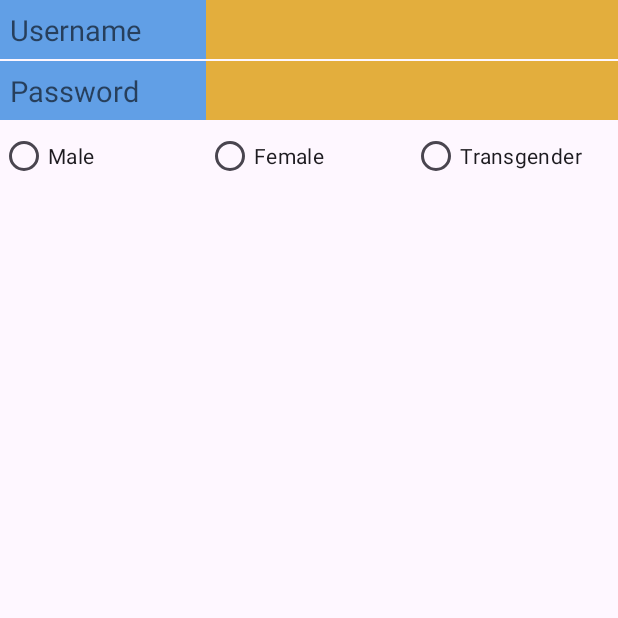
After one commit to SagarKhatri24/EcommerceOn, an Android app: the HomeActivity screen opened directly, with no data from a screen before it, on a phone screen of 412 x 824 dp, the top half of it. The commit adds this screen. Run offline under Robolectric (Android 15) with nearby library versions, the phone set to English and light mode, and no system bars; our stand-ins replace sdp/ssp sizes; Roboto replaces fonts that are not available here; 2 statements that could not run were skipped.

Commit message:
Home Page

```diff
--- a/app/src/main/AndroidManifest.xml
+++ b/app/src/main/AndroidManifest.xml
@@ -13,6 +13,9 @@
         android:theme="@style/Theme.EcommerceOn"
         tools:targetApi="31">
         <activity
+            android:name=".HomeActivity"
+            android:exported="false" />
+        <activity
             android:name=".MainActivity"
             android:exported="true">
             <intent-filter>
@@ -21,6 +24,7 @@
                 <category android:name="android.intent.category.LAUNCHER" />
             </intent-filter>
         </activity>
+
         <meta-data
             android:name="preloaded_fonts"
             android:resource="@array/preloaded_fonts" />
--- /dev/null
+++ b/app/src/main/java/ecommerce/on/HomeActivity.java
@@ -0,0 +1,65 @@
+package ecommerce.on;
+
+import android.os.Bundle;
+import android.view.View;
+import android.widget.RadioButton;
+import android.widget.RadioGroup;
+import android.widget.TextView;
+import android.widget.Toast;
+
+import androidx.activity.EdgeToEdge;
+import androidx.appcompat.app.AppCompatActivity;
+import androidx.core.graphics.Insets;
+import androidx.core.view.ViewCompat;
+import androidx.core.view.WindowInsetsCompat;
+
+public class HomeActivity extends AppCompatActivity {
+
+    TextView username,password;
+
+    //RadioButton male,female;
+    RadioGroup radioGroup;
+
+    @Override
+    protected void onCreate(Bundle savedInstanceState) {
+        super.onCreate(savedInstanceState);
+        setContentView(R.layout.activity_home);
+
+        username = findViewById(R.id.home_username);
+        password = findViewById(R.id.home_password);
+
+        /*username.setText(MainActivity.username.getText().toString());
+        password.setText(MainActivity.password.getText().toString());*/
+
+        Bundle bundle = getIntent().getExtras();
+        username.setText(bundle.getString("USERNAME"));
+        password.setText(bundle.getString("PASSWORD"));
+
+        /*male = findViewById(R.id.home_male);
+        female = findViewById(R.id.home_female);
+
+        male.setOnClickListener(new View.OnClickListener() {
+            @Override
+            public void onClick(View view) {
+                Toast.makeText(HomeActivity.this, male.getText().toString(), Toast.LENGTH_SHORT).show();
+            }
+        });
+
+        female.setOnClickListener(new View.OnClickListener() {
+            @Override
+            public void onClick(View view) {
+                Toast.makeText(HomeActivity.this, female.getText().toString(), Toast.LENGTH_SHORT).show();
+            }
+        });*/
+
+        radioGroup = findViewById(R.id.home_gender);
+        radioGroup.setOnCheckedChangeListener(new RadioGroup.OnCheckedChangeListener() {
+            @Override
+            public void onCheckedChanged(RadioGroup radioGroup, int i) {
+                RadioButton radioButton = findViewById(i);
+                Toast.makeText(HomeActivity.this, radioButton.getText().toString(), Toast.LENGTH_SHORT).show();
+            }
+        });
+
+    }
+}
--- /dev/null
+++ b/app/src/main/res/layout/activity_home.xml
@@ -0,0 +1,78 @@
+<?xml version="1.0" encoding="utf-8"?>
+<LinearLayout xmlns:android="http://schemas.android.com/apk/res/android"
+    xmlns:app="http://schemas.android.com/apk/res-auto"
+    xmlns:tools="http://schemas.android.com/tools"
+    android:id="@+id/main"
+    android:layout_width="match_parent"
+    android:layout_height="match_parent"
+    android:orientation="vertical"
+    tools:context=".HomeActivity">
+
+    <LinearLayout
+        android:layout_width="match_parent"
+        android:layout_height="wrap_content"
+        android:weightSum="3">
+
+        <TextView
+            style="@style/text_15_match"
+            android:layout_weight="2"
+            android:background="@color/blue"
+            android:text="Username" />
+
+        <TextView
+            android:id="@+id/home_username"
+            style="@style/text_15_match"
+            android:layout_weight="1"
+            android:background="@color/yellow" />
+
+    </LinearLayout>
+
+    <LinearLayout
+        android:layout_width="match_parent"
+        android:layout_height="wrap_content"
+        android:layout_marginTop="@dimen/_1sdp">
+
+        <TextView
+            style="@style/text_15_match"
+            android:layout_weight="2"
+            android:background="@color/blue"
+            android:text="Password" />
+
+        <TextView
+            android:id="@+id/home_password"
+            style="@style/text_15_match"
+            android:layout_weight="1"
+            android:background="@color/yellow" />
+
+    </LinearLayout>
+
+    <RadioGroup
+        android:id="@+id/home_gender"
+        android:layout_width="match_parent"
+        android:layout_height="wrap_content"
+        android:orientation="horizontal">
+
+        <RadioButton
+            android:id="@+id/home_male"
+            android:layout_width="match_parent"
+            android:layout_height="wrap_content"
+            android:layout_weight="1"
+            android:text="Male" />
+
+        <RadioButton
+            android:id="@+id/home_female"
+            android:layout_width="match_parent"
+            android:layout_height="wrap_content"
+            android:layout_weight="1"
+            android:text="Female" />
+
+        <RadioButton
+            android:id="@+id/home_transgender"
+            android:layout_width="match_parent"
+            android:layout_height="wrap_content"
+            android:layout_weight="1"
+            android:text="Transgender" />
+
+    </RadioGroup>
+
+</LinearLayout>
--- a/app/src/main/res/layout/activity_main.xml
+++ b/app/src/main/res/layout/activity_main.xml
@@ -17,10 +17,12 @@
         android:src="@mipmap/ic_launcher" />
 
     <EditText
+        android:id="@+id/main_username"
         style="@style/edit_15"
         android:hint="Username" />
 
     <EditText
+        android:id="@+id/main_password"
         style="@style/edit_15"
         android:layout_marginTop="@dimen/_10sdp"
         android:hint="Password"
--- a/app/src/main/res/values-night/themes.xml
+++ b/app/src/main/res/values-night/themes.xml
@@ -27,6 +27,23 @@
         <item name="android:padding">@dimen/_5sdp</item>
     </style>
 
+    <style name="text_15_match" parent="Widget.AppCompat.TextView">
+        <item name="android:layout_width">match_parent</item>
+        <item name="android:layout_height">wrap_content</item>
+        <item name="android:textSize">@dimen/_15sdp</item>
+        <item name="android:textColor">@color/black_40</item>
+        <item name="android:padding">@dimen/_5sdp</item>
+    </style>
+
+    <style name="text_15_match_bold" parent="Widget.AppCompat.TextView">
+        <item name="android:layout_width">match_parent</item>
+        <item name="android:layout_height">wrap_content</item>
+        <item name="android:textSize">@dimen/_15sdp</item>
+        <item name="android:textColor">@color/black_40</item>
+        <item name="android:padding">@dimen/_5sdp</item>
+        <item name="android:textStyle">bold</item>
+    </style>
+
     <style name="button_16" parent="Widget.AppCompat.Button">
         <item name="android:layout_width">match_parent</item>
         <item name="android:layout_height">wrap_content</item>
--- a/app/src/main/res/values/themes.xml
+++ b/app/src/main/res/values/themes.xml
@@ -29,6 +29,23 @@
         <item name="android:padding">@dimen/_5sdp</item>
     </style>
 
+    <style name="text_15_match" parent="Widget.AppCompat.TextView">
+        <item name="android:layout_width">match_parent</item>
+        <item name="android:layout_height">wrap_content</item>
+        <item name="android:textSize">@dimen/_15sdp</item>
+        <item name="android:textColor">@color/black_40</item>
+        <item name="android:padding">@dimen/_5sdp</item>
+    </style>
+
+    <style name="text_15_match_bold" parent="Widget.AppCompat.TextView">
+        <item name="android:layout_width">match_parent</item>
+        <item name="android:layout_height">wrap_content</item>
+        <item name="android:textSize">@dimen/_15sdp</item>
+        <item name="android:textColor">@color/black_40</item>
+        <item name="android:padding">@dimen/_5sdp</item>
+        <item name="android:textStyle">bold</item>
+    </style>
+
     <style name="button_16" parent="Widget.AppCompat.Button">
         <item name="android:layout_width">match_parent</item>
         <item name="android:layout_height">wrap_content</item>
```
Also changed, not shown: app/src/main/java/ecommerce/on/MainActivity.java (+29 -5 lines).
